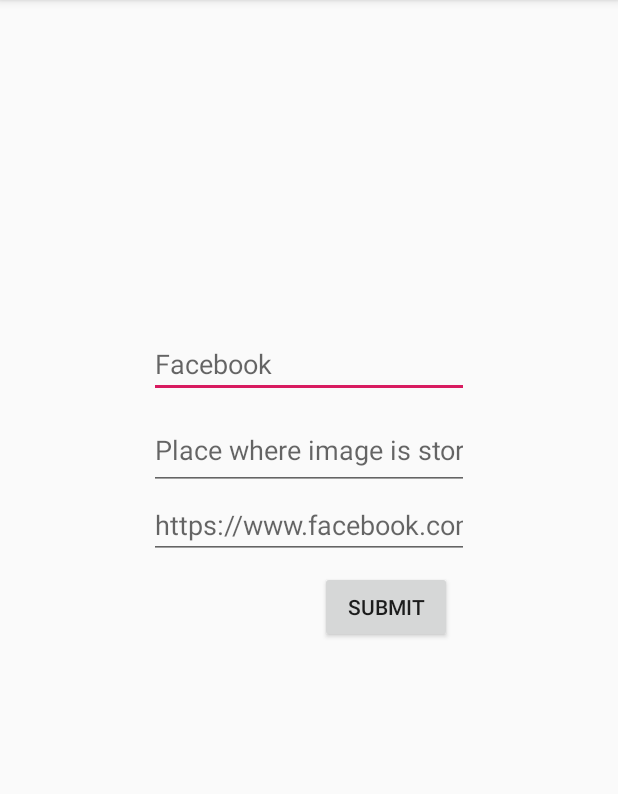
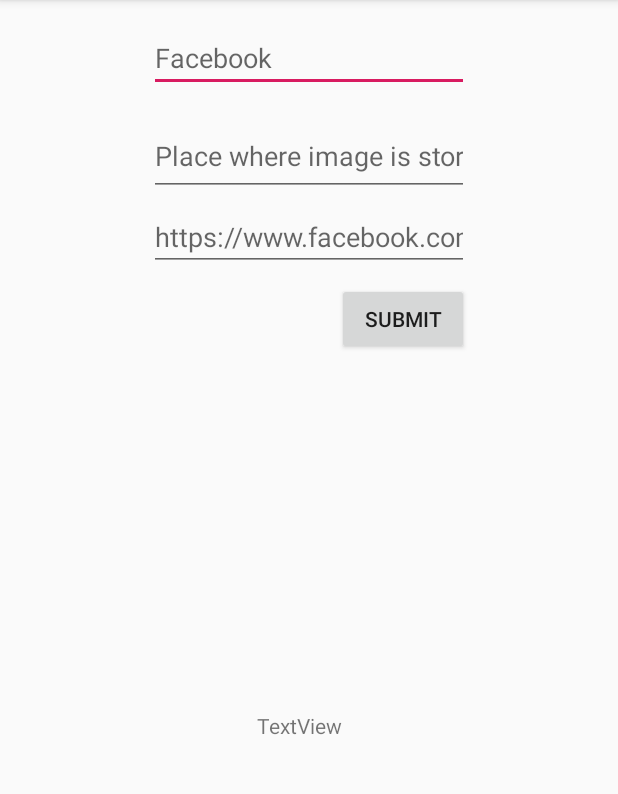
Before and after one commit to MaxAltena/DuoApp, an Android app: the AddPlatformActivity screen opened directly, with no data from a screen before it, after a tap on "SUBMIT", on a phone screen of 412 x 824 dp, the part 84-878 px from its top. Run offline under Robolectric (Android 15) with nearby library versions, the phone set to English and light mode, and no system bars; our stand-ins replace Firebase (no records; nobody signed in at launch, a user with empty details on screens opened directly).

```diff
--- a/app/src/main/AndroidManifest.xml
+++ b/app/src/main/AndroidManifest.xml
@@ -10,7 +10,7 @@
         android:supportsRtl="true"
         android:theme="@style/AppTheme">
         <activity android:name=".AddPlatformActivity"></activity>
-        <activity android:name=".AddSocialsActivity" />
+        <activity android:name=".AddSocialsActivity"></activity>
         <activity android:name=".MainActivity">
             <intent-filter>
                 <action android:name="android.intent.action.MAIN" />
--- a/app/src/main/java/com/maxaltena/socialkit/AddPlatformActivity.java
+++ b/app/src/main/java/com/maxaltena/socialkit/AddPlatformActivity.java
@@ -6,11 +6,18 @@ import android.os.Bundle;
 import android.util.Log;
 import android.view.View;
 import android.widget.EditText;
+import android.widget.TextView;
 
+import com.google.android.gms.tasks.OnCompleteListener;
 import com.google.android.gms.tasks.OnFailureListener;
 import com.google.android.gms.tasks.OnSuccessListener;
+import com.google.android.gms.tasks.Task;
+import com.google.firebase.database.annotations.Nullable;
 import com.google.firebase.firestore.DocumentReference;
+import com.google.firebase.firestore.DocumentSnapshot;
+import com.google.firebase.firestore.EventListener;
 import com.google.firebase.firestore.FirebaseFirestore;
+import com.google.firebase.firestore.FirebaseFirestoreException;
 
 import java.util.HashMap;
 import java.util.Map;
@@ -20,21 +27,55 @@ public class AddPlatformActivity extends AppCompatActivity {
     public static final String SOCIAL_MEDIA_NAME = "name";
     public static final String SOCIAL_MEDIA_LINK = "link";
     public static final String TAG = "Saved";
+
     //db
-    private DocumentReference mDocRef;
-
+    private DocumentReference mWriteDocRef;
+    private DocumentReference mReadPlatformsDocRef;
 
     @Override
     protected void onCreate(Bundle savedInstanceState) {
         super.onCreate(savedInstanceState);
         setContentView(R.layout.activity_add_platform);
+
+        //View vars
+        TextView allText = (TextView) findViewById(R.id.textViewAll);
+
+
+        getPlatforms();
     }
-    public DocumentReference setDocumentReference(String name){
 
-        DocumentReference DocumentRef = FirebaseFirestore.getInstance().document("platforms/" + name);
-        return DocumentRef;
+    public void getPlatforms(){
+
+        getReadDocRefence().addSnapshotListener(new EventListener<DocumentSnapshot>() {
+            @Override
+            public void onEvent(@Nullable DocumentSnapshot snapshot,
+                                @Nullable FirebaseFirestoreException e) {
+                if (e != null) {
+                    Log.w(TAG, "Listen failed.", e);
+                    return;
+                }
+
+                if (snapshot != null && snapshot.exists()) {
+                    Log.d(TAG, "Current data: " + snapshot.getData());
+                } else {
+                    Log.d(TAG, "Current data: null");
+                }
+            }
+        });
     }
-    public void saveNewEntry(View view){
+
+    public DocumentReference getReadDocRefence(){
+        DocumentReference readDocumentRef = FirebaseFirestore.getInstance().collection("platforms").document("facebook");
+        return readDocumentRef;
+    }
+
+    public DocumentReference setWriteDocumentReference(String name){
+        DocumentReference writeDocumentRef = FirebaseFirestore.getInstance().document("platforms/" + name);
+        return writeDocumentRef;
+    }
+
+
+    public void saveNewPlatform(View view){
 
         EditText socialMediaLinkView = (EditText) findViewById(R.id.socialMediaLink);
         EditText socialMediaNameView = (EditText) findViewById(R.id.socialMediaName);
@@ -43,7 +84,7 @@ public class AddPlatformActivity extends AppCompatActivity {
         String socialMediaNameText = socialMediaNameView.getText().toString().toLowerCase();
         String socialMediaImagelinkText = socialMediaImagelinkView.getText().toString().toLowerCase();
 
-        mDocRef = setDocumentReference(socialMediaNameText);
+        mWriteDocRef = setWriteDocumentReference(socialMediaNameText);
 
         if(socialMediaLinkText.isEmpty() || socialMediaNameText.isEmpty() || socialMediaImagelinkText.isEmpty()){return;}
         Map<String, Object> dataToSave = new HashMap<String, Object>();
@@ -51,10 +92,10 @@ public class AddPlatformActivity extends AppCompatActivity {
         dataToSave.put(SOCIAL_MEDIA_NAME, socialMediaNameText);
         dataToSave.put(SOCIAL_MEDIA_IMAGELINK, socialMediaImagelinkText);
 
-        mDocRef.set(dataToSave).addOnSuccessListener(new OnSuccessListener<Void>() {
+        mWriteDocRef.set(dataToSave).addOnSuccessListener(new OnSuccessListener<Void>() {
             @Override
             public void onSuccess(Void aVoid) {
-                Log.d(TAG, "Document probably saved to " + mDocRef.getPath());
+                Log.d(TAG, "Document probably saved to " + mWriteDocRef.getPath());
             }
         }).addOnFailureListener(new OnFailureListener() {
             @Override
--- a/app/src/main/java/com/maxaltena/socialkit/MainActivity.java
+++ b/app/src/main/java/com/maxaltena/socialkit/MainActivity.java
@@ -36,7 +36,6 @@ public class MainActivity extends AppCompatActivity {
 
     //More vars
     public String loggedInUserUid;
-
 
     //auth
     private FirebaseAuth mFirebaseAuth;
--- a/app/src/main/res/layout/activity_add_platform.xml
+++ b/app/src/main/res/layout/activity_add_platform.xml
@@ -5,13 +5,14 @@
     android:layout_width="match_parent"
     android:layout_height="match_parent"
     tools:context=".AddPlatformActivity">
+
     <EditText
         android:id="@+id/socialMediaName"
         android:layout_width="wrap_content"
         android:layout_height="wrap_content"
         android:layout_marginStart="8dp"
         android:layout_marginLeft="8dp"
-        android:layout_marginTop="220dp"
+        android:layout_marginTop="16dp"
         android:layout_marginEnd="8dp"
         android:layout_marginRight="8dp"
         android:ems="10"
@@ -27,7 +28,7 @@
         android:layout_height="53dp"
         android:layout_marginStart="8dp"
         android:layout_marginLeft="8dp"
-        android:layout_marginTop="8dp"
+        android:layout_marginTop="16dp"
         android:layout_marginEnd="8dp"
         android:layout_marginRight="8dp"
         android:ems="10"
@@ -43,7 +44,7 @@
         android:layout_height="42dp"
         android:layout_marginStart="8dp"
         android:layout_marginLeft="8dp"
-        android:layout_marginTop="4dp"
+        android:layout_marginTop="8dp"
         android:layout_marginEnd="8dp"
         android:layout_marginRight="8dp"
         android:ems="10"
@@ -63,14 +64,32 @@
         android:layout_marginEnd="8dp"
         android:layout_marginRight="8dp"
         android:layout_marginBottom="8dp"
-        android:onClick="saveNewEntry"
+        android:onClick="saveNewPlatform"
         android:text="@string/submit"
         app:layout_constraintBottom_toBottomOf="parent"
         app:layout_constraintEnd_toEndOf="parent"
-        app:layout_constraintHorizontal_bias="0.667"
+        app:layout_constraintHorizontal_bias="0.703"
         app:layout_constraintStart_toStartOf="parent"
         app:layout_constraintTop_toBottomOf="@+id/socialMediaLink"
         app:layout_constraintVertical_bias="0.0" />
 
+    <TextView
+        android:id="@+id/textViewAll"
+        android:layout_width="wrap_content"
+        android:layout_height="wrap_content"
+        android:layout_marginStart="8dp"
+        android:layout_marginLeft="8dp"
+        android:layout_marginTop="8dp"
+        android:layout_marginEnd="184dp"
+        android:layout_marginRight="184dp"
+        android:layout_marginBottom="8dp"
+        android:text="TextView"
+        app:layout_constraintBottom_toBottomOf="parent"
+        app:layout_constraintEnd_toEndOf="parent"
+        app:layout_constraintHorizontal_bias="1.0"
+        app:layout_constraintStart_toStartOf="parent"
+        app:layout_constraintTop_toBottomOf="@+id/socialMediaLink"
+        app:layout_constraintVertical_bias="0.517" />
+
 
 </android.support.constraint.ConstraintLayout>
```
